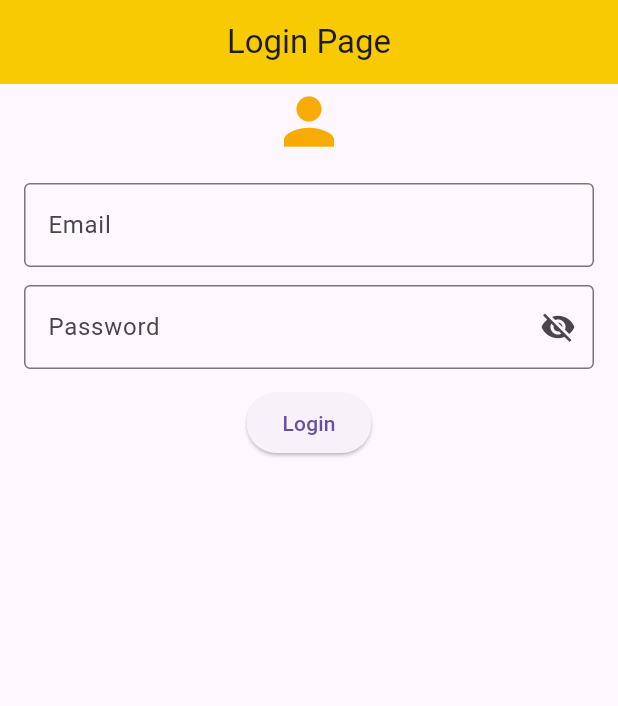
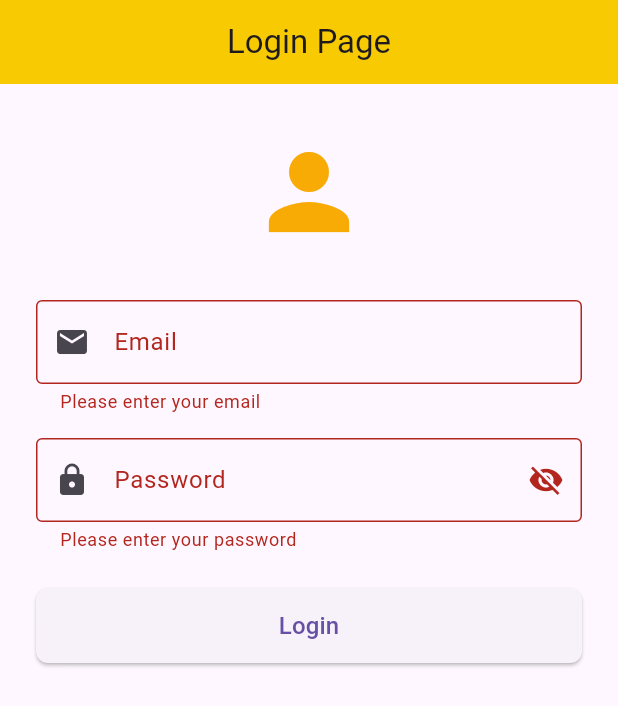
Before and after one commit to 91web/flutter-login-page, a Flutter app: the screen it shows after launch, after a tap on "Login", on a phone screen of 412 x 824 dp. Shown: the top 706 px of the screen. Run offline on Flutter 3.47's test engine with Material 3 defaults, Android fonts, the phone set to English and light mode, and no system bars.

Commit message:
my flutter tutorial page

```diff
--- a/lib/main.dart
+++ b/lib/main.dart
@@ -1,65 +1,109 @@
 import 'package:flutter/material.dart';
 
-void main() {
-  runApp(const MyApp());
-}
+void main() => runApp(const MyApp());
 
 class MyApp extends StatelessWidget {
   const MyApp({super.key});
 
   @override
   Widget build(BuildContext context) {
-    var scaffold = Scaffold(
+    return MaterialApp(
+      debugShowCheckedModeBanner: false,
+      home: const LoginPage(),
+      routes: {'/success': (context) => const SuccessPage()},
+    );
+  }
+}
+
+class LoginPage extends StatefulWidget {
+  const LoginPage({super.key});
+
+  @override
+  State<LoginPage> createState() => _LoginPageState();
+}
+
+class _LoginPageState extends State<LoginPage> {
+  final _formKey = GlobalKey<FormState>();
+  final _emailController = TextEditingController();
+  final _passwordController = TextEditingController();
+
+  void _submitForm() {
+    if (_formKey.currentState!.validate()) {
+      Navigator.pushNamed(context, '/success');
+    }
+  }
+
+  @override
+  void dispose() {
+    _emailController.dispose();
+    _passwordController.dispose();
+    super.dispose();
+  }
+
+  @override
+  Widget build(BuildContext context) {
+    return Scaffold(
       appBar: AppBar(
         centerTitle: true,
         title: const Text('Login Page'),
-        backgroundColor: const Color.fromARGB(255, 247, 202, 1),
+        backgroundColor: const Color(0xFFF7CA01),
         elevation: 0,
       ),
       body: SingleChildScrollView(
-        padding: const EdgeInsets.only(bottom: 17),
-        child: Center(
+        padding: const EdgeInsets.symmetric(horizontal: 24, vertical: 32),
+        child: Form(
+          key: _formKey,
           child: Column(
-            mainAxisSize: MainAxisSize.min,
+            mainAxisAlignment: MainAxisAlignment.center,
             children: [
-              Icon(Icons.person, size: 50, color: const Color.fromARGB(255, 248, 171, 5)),
-              Padding(
-                padding: const EdgeInsets.all(16.0),
-                child: Form(
-                  child: Column(
-                    mainAxisSize: MainAxisSize.min,
-                    children: [
-                      TextFormField(
-                        decoration: InputDecoration(
-                          labelText: 'Email',
-                          hintText: "@gmail.com",
-                          border: OutlineInputBorder(),
-                        ),
-                      ),
-                    const SizedBox(height: 12),
-                    PasswordField(),
-                    const SizedBox(height: 12),
-                  ElevatedButton(
-                    onPressed: () {
-                      // Add your login logic here
-                    },
-                    child: const Text('Login'),
+              const Icon(Icons.person, size: 80, color: Color(0xFFF8AB05)),
+              const SizedBox(height: 32),
+              TextFormField(
+                controller: _emailController,
+                decoration: const InputDecoration(
+                  labelText: 'Email',
+                  hintText: "example@gmail.com",
+                  border: OutlineInputBorder(),
+                  prefixIcon: Icon(Icons.email),
+                ),
+                validator: (value) {
+                  if (value == null || value.isEmpty) {
+                    return 'Please enter your email';
+                  }
+                  if (!value.contains('@')) {
+                    return 'Please enter a valid email';
+                  }
+                  return null;
+                },
+                keyboardType: TextInputType.emailAddress,
+              ),
+              const SizedBox(height: 16),
+              PasswordField(controller: _passwordController),
+              const SizedBox(height: 24),
+              SizedBox(
+                width: double.infinity,
+                height: 50,
+                child: ElevatedButton(
+                  onPressed: _submitForm,
+                  style: ElevatedButton.styleFrom(
+                    shape: RoundedRectangleBorder(
+                      borderRadius: BorderRadius.circular(8),
+                    ),
                   ),
-                  ],
+                  child: const Text('Login', style: TextStyle(fontSize: 16)),
                 ),
               ),
-            ),
-          ],
+            ],
+          ),
         ),
       ),
     );
-
-    return MaterialApp(debugShowCheckedModeBanner: false, home: scaffold);
   }
 }
 
 class PasswordField extends StatefulWidget {
-  const PasswordField({super.key});
+  final TextEditingController controller;
+  const PasswordField({super.key, required this.controller});
 
   @override
   State<PasswordField> createState() => _PasswordFieldState();
@@ -68,22 +112,77 @@ class PasswordField extends StatefulWidget {
 class _PasswordFieldState extends State<PasswordField> {
   bool _obscureText = true;
 
-  void _toggle() {
-    setState(() {
-      _obscureText = !_obscureText;
-    });
-  }
+  void _toggleVisibility() => setState(() => _obscureText = !_obscureText);
 
   @override
   Widget build(BuildContext context) {
     return TextFormField(
+      controller: widget.controller,
       obscureText: _obscureText,
       decoration: InputDecoration(
         labelText: 'Password',
         border: const OutlineInputBorder(),
+        prefixIcon: const Icon(Icons.lock),
         suffixIcon: IconButton(
           icon: Icon(_obscureText ? Icons.visibility_off : Icons.visibility),
-          onPressed: _toggle,
+          onPressed: _toggleVisibility,
+        ),
+      ),
+      validator: (value) {
+        if (value == null || value.isEmpty) {
+          return 'Please enter your password';
+        }
+        if (value.length < 6) {
+          return 'Password must be at least 6 characters';
+        }
+        return null;
+      },
+    );
+  }
+}
+
+class SuccessPage extends StatelessWidget {
+  const SuccessPage({super.key});
+
+  @override
+  Widget build(BuildContext context) {
+    return Scaffold(
+      appBar: AppBar(
+        title: const Text('Success'),
+        backgroundColor: Colors.green,
+      ),
+      body: Center(
+        child: Padding(
+          padding: const EdgeInsets.all(24.0),
+          child: Column(
+            mainAxisAlignment: MainAxisAlignment.center,
+            children: [
+              const Icon(Icons.check_circle, size: 100, color: Colors.green),
+              const SizedBox(height: 24),
+              const Text(
+                'Login Successful!',
+                style: TextStyle(fontSize: 24, fontWeight: FontWeight.bold),
+              ),
+              const SizedBox(height: 32),
+              SizedBox(
+                width: double.infinity,
+                height: 50,
+                child: ElevatedButton(
+                  onPressed: () => Navigator.pop(context),
+                  style: ElevatedButton.styleFrom(
+                    backgroundColor: Colors.green,
+                    shape: RoundedRectangleBorder(
+                      borderRadius: BorderRadius.circular(8),
+                    ),
+                  ),
+                  child: const Text(
+                    'Back to Login',
+                    style: TextStyle(fontSize: 16),
+                  ),
+                ),
+              ),
+            ],
+          ),
         ),
       ),
     );
```
